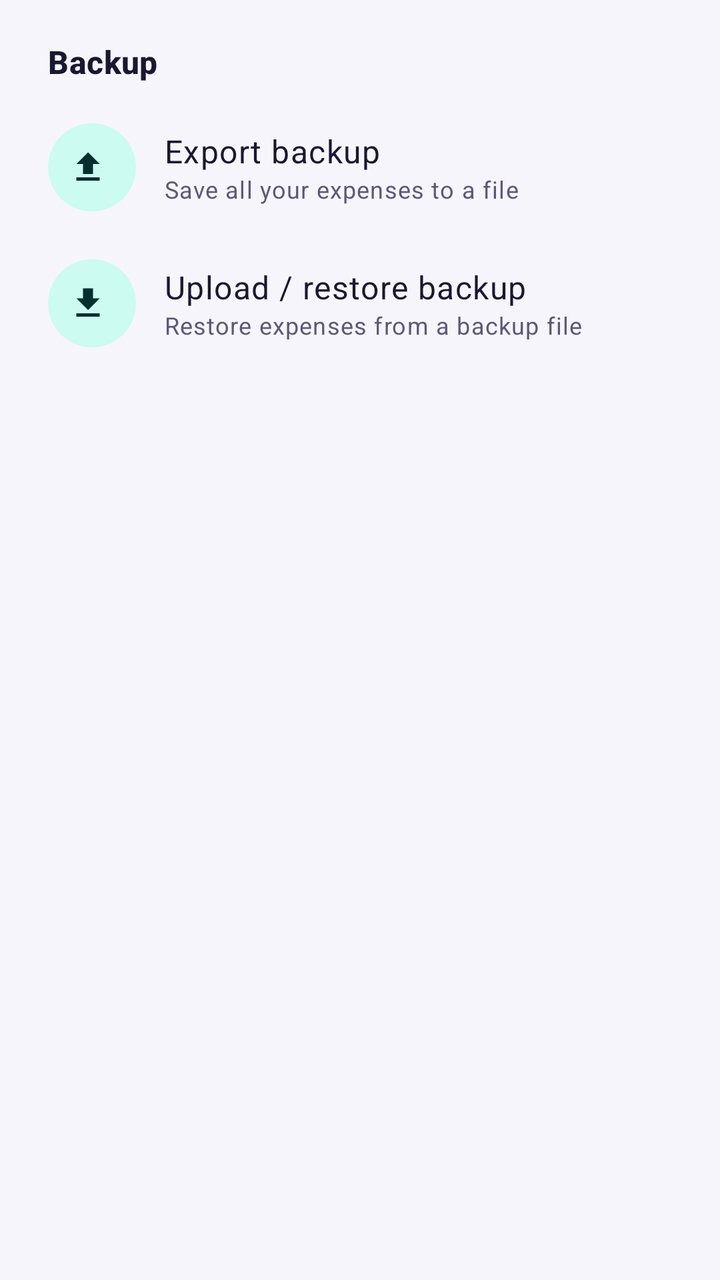
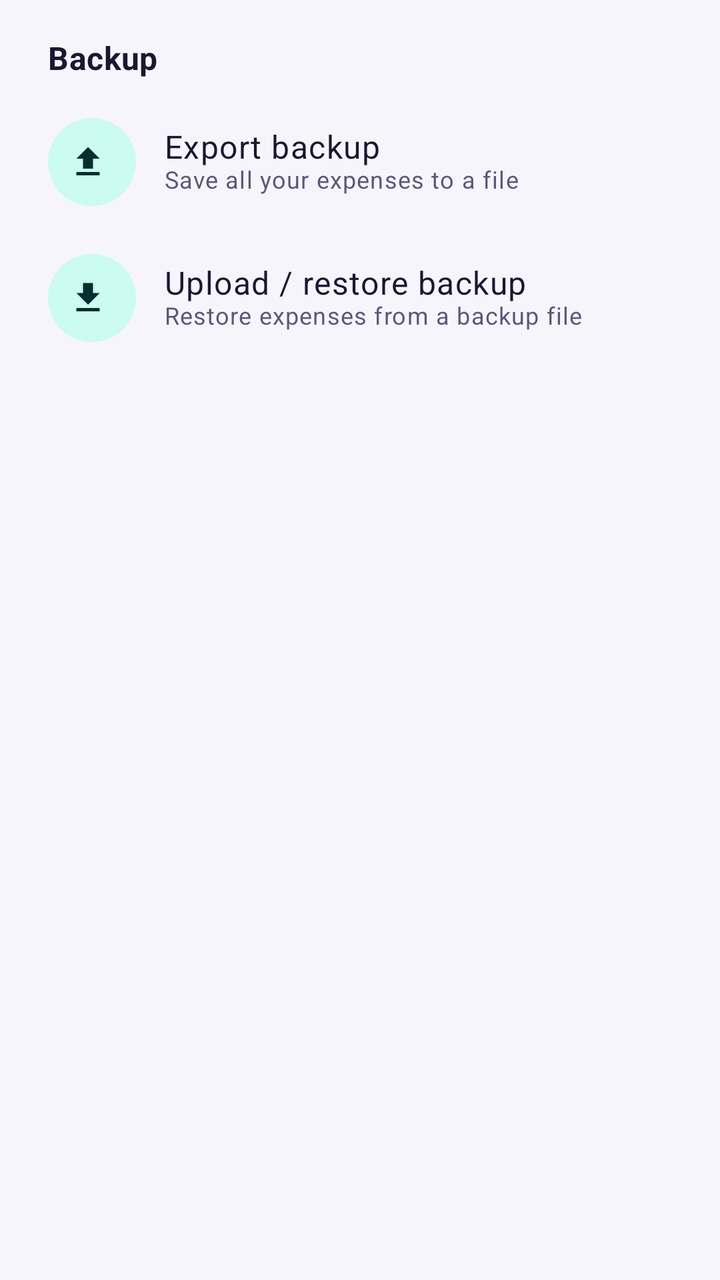

An Android layout rendered at two revisions. The XML below is the earlier revision; the diff shows what the commit changed to produce the second picture.
<!-- AndroidManifest.xml: application theme Theme.ExpenseTracker -->
<!-- res/layout/dialog_backup_menu.xml -->
<?xml version="1.0" encoding="utf-8"?>
<LinearLayout xmlns:android="http://schemas.android.com/apk/res/android"
    xmlns:app="http://schemas.android.com/apk/res-auto"
    android:layout_width="match_parent"
    android:layout_height="wrap_content"
    android:orientation="vertical"
    android:paddingTop="20dp"
    android:paddingBottom="12dp">

    <TextView
        android:layout_width="match_parent"
        android:layout_height="wrap_content"
        android:layout_marginStart="24dp"
        android:layout_marginEnd="24dp"
        android:layout_marginBottom="8dp"
        android:textAppearance="?attr/textAppearanceTitleMedium"
        android:textColor="?attr/colorOnSurface"
        android:textStyle="bold"
        android:text="@string/cd_backup" />

    <LinearLayout
        android:id="@+id/rowExport"
        android:layout_width="match_parent"
        android:layout_height="wrap_content"
        android:orientation="horizontal"
        android:gravity="center_vertical"
        android:background="?attr/selectableItemBackground"
        android:clickable="true"
        android:focusable="true"
        android:paddingStart="24dp"
        android:paddingEnd="24dp"
        android:paddingTop="12dp"
        android:paddingBottom="12dp">

        <com.google.android.material.button.MaterialButton
            style="@style/Widget.Material3.Button.IconButton.Filled.Tonal"
            android:layout_width="44dp"
            android:layout_height="44dp"
            android:insetLeft="0dp"
            android:insetTop="0dp"
            android:insetRight="0dp"
            android:insetBottom="0dp"
            android:clickable="false"
            android:focusable="false"
            app:icon="@drawable/ic_upload"
            android:contentDescription="@null" />

        <LinearLayout
            android:layout_width="0dp"
            android:layout_height="wrap_content"
            android:layout_weight="1"
            android:layout_marginStart="14dp"
            android:orientation="vertical">

            <TextView
                android:layout_width="match_parent"
                android:layout_height="wrap_content"
                android:textAppearance="?attr/textAppearanceBodyLarge"
                android:textColor="?attr/colorOnSurface"
                android:text="@string/backup_export" />

            <TextView
                android:layout_width="match_parent"
                android:layout_height="wrap_content"
                android:textAppearance="?attr/textAppearanceBodySmall"
                android:textColor="?attr/colorOnSurfaceVariant"
                android:text="@string/backup_export_subtitle" />
        </LinearLayout>
    </LinearLayout>

    <LinearLayout
        android:id="@+id/rowImport"
        android:layout_width="match_parent"
        android:layout_height="wrap_content"
        android:orientation="horizontal"
        android:gravity="center_vertical"
        android:background="?attr/selectableItemBackground"
        android:clickable="true"
        android:focusable="true"
        android:paddingStart="24dp"
        android:paddingEnd="24dp"
        android:paddingTop="12dp"
        android:paddingBottom="12dp">

        <com.google.android.material.button.MaterialButton
            style="@style/Widget.Material3.Button.IconButton.Filled.Tonal"
            android:layout_width="44dp"
            android:layout_height="44dp"
            android:insetLeft="0dp"
            android:insetTop="0dp"
            android:insetRight="0dp"
            android:insetBottom="0dp"
            android:clickable="false"
            android:focusable="false"
            app:icon="@drawable/ic_download"
            android:contentDescription="@null" />

        <LinearLayout
            android:layout_width="0dp"
            android:layout_height="wrap_content"
            android:layout_weight="1"
            android:layout_marginStart="14dp"
            android:orientation="vertical">

            <TextView
                android:layout_width="match_parent"
                android:layout_height="wrap_content"
                android:textAppearance="?attr/textAppearanceBodyLarge"
                android:textColor="?attr/colorOnSurface"
                android:text="@string/backup_import" />

            <TextView
                android:layout_width="match_parent"
                android:layout_height="wrap_content"
                android:textAppearance="?attr/textAppearanceBodySmall"
                android:textColor="?attr/colorOnSurfaceVariant"
                android:text="@string/backup_import_subtitle" />
        </LinearLayout>
    </LinearLayout>

</LinearLayout>
<!-- resources referenced by this layout -->
<resources>
  <string name="backup_export">Export backup</string>
  <string name="backup_export_subtitle">Save all your expenses to a file</string>
  <string name="backup_import">Upload / restore backup</string>
  <string name="backup_import_subtitle">Restore expenses from a backup file</string>
  <string name="cd_backup">Backup</string>
  <style name="Theme.ExpenseTracker" parent="Theme.Material3.DayNight.NoActionBar">
          <item name="colorPrimary">@color/purple</item>
          <item name="colorOnPrimary">@color/white</item>
          <item name="colorPrimaryContainer">@color/primary_container</item>
          <item name="colorOnPrimaryContainer">@color/on_primary_container</item>
          <item name="colorSecondary">@color/teal</item>
          <item name="colorOnSecondary">@color/white</item>
          <item name="colorSecondaryContainer">@color/secondary_container</item>
          <item name="colorOnSecondaryContainer">@color/on_secondary_container</item>
          <item name="colorTertiary">@color/rose</item>
          <item name="colorOnTertiary">@color/white</item>
          <item name="colorTertiaryContainer">@color/tertiary_container</item>
          <item name="colorOnTertiaryContainer">@color/on_tertiary_container</item>
          <item name="colorSurface">@color/surface</item>
          <item name="colorOnSurface">@color/text_primary</item>
          <item name="colorSurfaceVariant">@color/surface_container_high</item>
          <item name="colorOnSurfaceVariant">@color/text_secondary</item>
          <item name="colorSurfaceContainerLowest">@color/surface_container_lowest</item>
          <item name="colorSurfaceContainerLow">@color/surface_container_low</item>
          <item name="colorSurfaceContainer">@color/surface_container</item>
          <item name="colorSurfaceContainerHigh">@color/surface_container_high</item>
          <item name="colorSurfaceContainerHighest">@color/surface_container_highest</item>
          <item name="colorOutline">@color/divider</item>
          <item name="colorOutlineVariant">@color/outline_variant</item>
          <item name="colorError">@color/red</item>
          <item name="elevationOverlayEnabled">true</item>
          <item name="android:windowBackground">@color/background</item>
          <item name="android:colorBackground">@color/background</item>
          <item name="android:textColorPrimary">@color/text_primary</item>
          <item name="android:textColorSecondary">@color/text_secondary</item>
          <item name="android:textColorHint">@color/text_secondary</item>
          <item name="android:statusBarColor">@android:color/transparent</item>
          <item name="android:navigationBarColor">@android:color/transparent</item>
          <item name="materialAlertDialogTheme">@style/ThemeOverlay.App.Dialog</item>
      </style>
  <color name="purple">#4F46E5</color>
  <color name="white">#FFFFFF</color>
  <color name="primary_container">#E0E7FF</color>
  <color name="on_primary_container">#1E1B4B</color>
  <color name="teal">#0EA5A5</color>
  <color name="secondary_container">#CCFBF1</color>
  <color name="on_secondary_container">#042F2E</color>
  <color name="rose">#E11D48</color>
  <color name="tertiary_container">#FFE4E6</color>
  <color name="on_tertiary_container">#4C0519</color>
  <color name="surface">#FBFAFF</color>
  <color name="text_primary">#1A1730</color>
  <color name="surface_container_high">#E8E6F5</color>
  <color name="text_secondary">#5C5878</color>
  <color name="surface_container_lowest">#FFFFFF</color>
  <color name="surface_container_low">#F5F4FC</color>
  <color name="surface_container">#EFEDF9</color>
  <color name="surface_container_highest">#E1DFEF</color>
  <color name="divider">#CFCCE4</color>
  <color name="outline_variant">#E2DFF1</color>
  <color name="red">#D8483E</color>
  <color name="background">#F6F5FC</color>
  <!-- unchanged entries left out for length: 5 -->
</resources>

<!-- the commit's change to res/layout/dialog_backup_menu.xml (unified diff, before → after) -->
@@ -4,6 +4,7 @@
     android:layout_width="match_parent"
     android:layout_height="wrap_content"
     android:orientation="vertical"
+    android:layoutDirection="locale"
     android:paddingTop="20dp"
     android:paddingBottom="12dp">
 
@@ -16,6 +17,8 @@
         android:textAppearance="?attr/textAppearanceTitleMedium"
         android:textColor="?attr/colorOnSurface"
         android:textStyle="bold"
+        android:fontFamily="sans-serif"
+        android:includeFontPadding="false"
         android:text="@string/cd_backup" />
 
     <LinearLayout
@@ -55,16 +58,24 @@
             <TextView
                 android:layout_width="match_parent"
                 android:layout_height="wrap_content"
-                android:textAppearance="?attr/textAppearanceBodyLarge"
-                android:textColor="?attr/colorOnSurface"
-                android:text="@string/backup_export" />
+            android:textAppearance="?attr/textAppearanceBodyLarge"
+            android:textColor="?attr/colorOnSurface"
+            android:fontFamily="sans-serif"
+            android:includeFontPadding="false"
+            android:textDirection="locale"
+            android:text="@string/backup_export" />
+
 
             <TextView
                 android:layout_width="match_parent"
                 android:layout_height="wrap_content"
-                android:textAppearance="?attr/textAppearanceBodySmall"
-                android:textColor="?attr/colorOnSurfaceVariant"
-                android:text="@string/backup_export_subtitle" />
+            android:textAppearance="?attr/textAppearanceBodySmall"
+            android:textColor="?attr/colorOnSurfaceVariant"
+            android:fontFamily="sans-serif"
+            android:includeFontPadding="false"
+            android:textDirection="locale"
+            android:text="@string/backup_export_subtitle" />
+
         </LinearLayout>
     </LinearLayout>
 
@@ -105,16 +116,24 @@
             <TextView
                 android:layout_width="match_parent"
                 android:layout_height="wrap_content"
-                android:textAppearance="?attr/textAppearanceBodyLarge"
-                android:textColor="?attr/colorOnSurface"
-                android:text="@string/backup_import" />
+            android:textAppearance="?attr/textAppearanceBodyLarge"
+            android:textColor="?attr/colorOnSurface"
+            android:fontFamily="sans-serif"
+            android:includeFontPadding="false"
+            android:textDirection="locale"
+            android:text="@string/backup_import" />
+
 
             <TextView
                 android:layout_width="match_parent"
                 android:layout_height="wrap_content"
-                android:textAppearance="?attr/textAppearanceBodySmall"
-                android:textColor="?attr/colorOnSurfaceVariant"
-                android:text="@string/backup_import_subtitle" />
+            android:textAppearance="?attr/textAppearanceBodySmall"
+            android:textColor="?attr/colorOnSurfaceVariant"
+            android:fontFamily="sans-serif"
+            android:includeFontPadding="false"
+            android:textDirection="locale"
+            android:text="@string/backup_import_subtitle" />
+
         </LinearLayout>
     </LinearLayout>
 
<!-- resource entries referenced after the edit -->
@@ -36,6 +36,8 @@
           <item name="android:textColorPrimary">@color/text_primary</item>
           <item name="android:textColorSecondary">@color/text_secondary</item>
           <item name="android:textColorHint">@color/text_secondary</item>
+          <item name="android:fontFamily">sans-serif</item>
+          <item name="android:fontFeatureSettings">kern</item>
           <item name="android:statusBarColor">@android:color/transparent</item>
           <item name="android:navigationBarColor">@android:color/transparent</item>
           <item name="materialAlertDialogTheme">@style/ThemeOverlay.App.Dialog</item>
